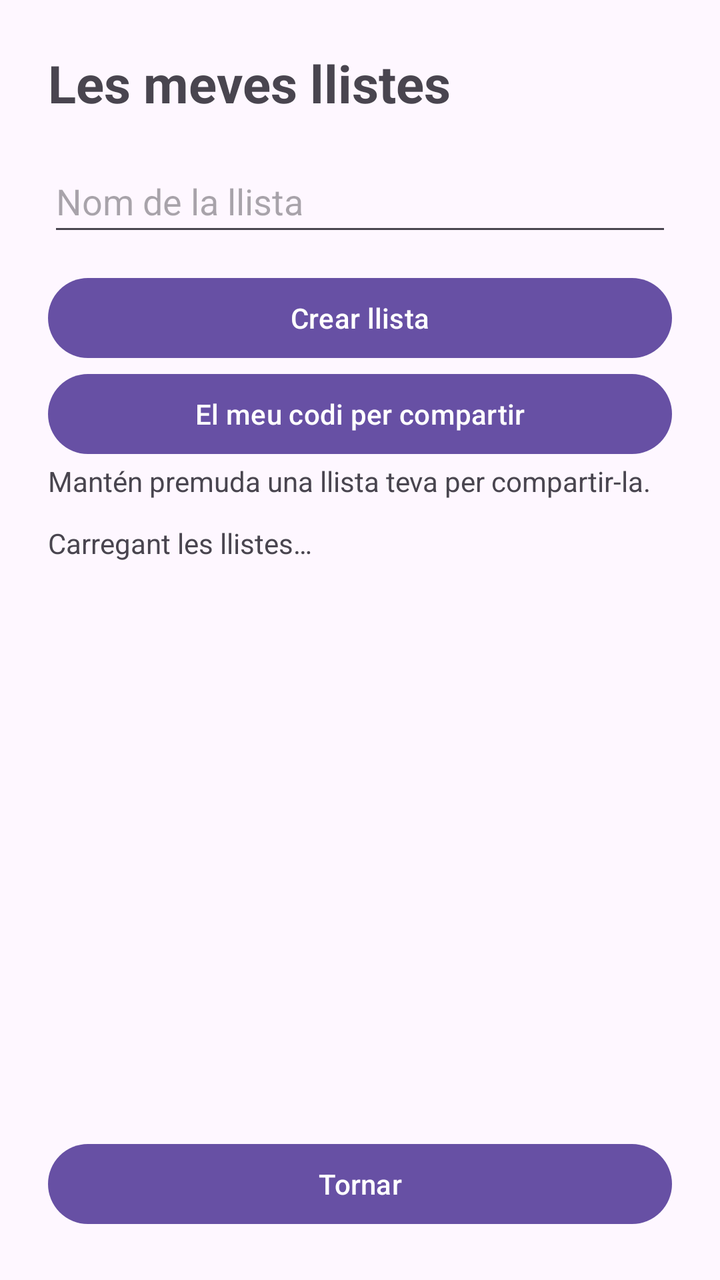
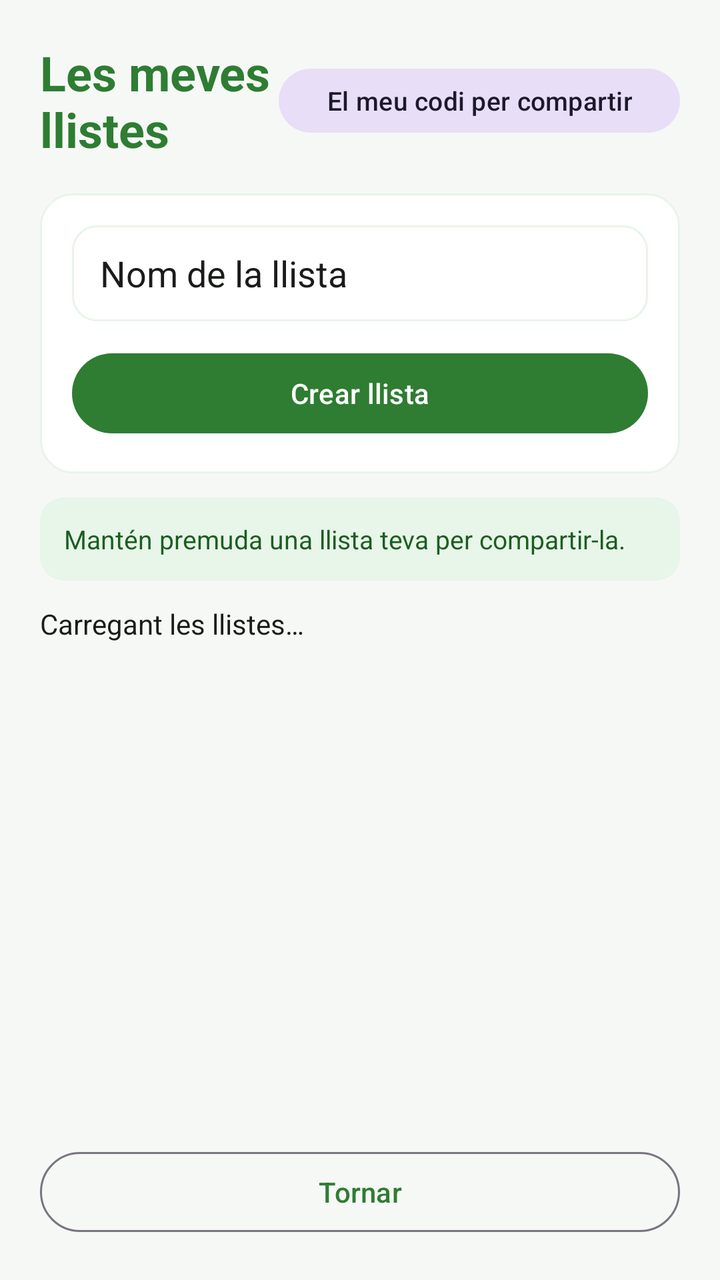

Compare the two renders of this Android layout. The source of the first and the diff that turns it into the second are given below.
<!-- AndroidManifest.xml: application theme Theme.LlistaCompra_Ousama_Aaron -->
<!-- res/layout/activity_llistes.xml -->
<?xml version="1.0" encoding="utf-8"?>
<FrameLayout xmlns:android="http://schemas.android.com/apk/res/android"
    android:id="@+id/arrelLlistes"
    android:layout_width="match_parent"
    android:layout_height="match_parent">

    <LinearLayout
        android:layout_width="match_parent"
        android:layout_height="match_parent"
        android:orientation="vertical"
        android:padding="24dp">

        <TextView
            android:layout_width="match_parent"
            android:layout_height="wrap_content"
            android:text="@string/les_meves_llistes"
            android:textSize="26sp"
            android:textStyle="bold" />

        <EditText
            android:id="@+id/etNomLlista"
            android:layout_width="match_parent"
            android:layout_height="wrap_content"
            android:layout_marginTop="16dp"
            android:hint="@string/nom_llista"
            android:inputType="textCapSentences"
            android:maxLength="80"
            android:minHeight="48dp"
            android:singleLine="true" />

        <Button
            android:id="@+id/btnCrearLlista"
            android:layout_width="match_parent"
            android:layout_height="wrap_content"
            android:layout_marginTop="12dp"
            android:text="@string/crear_llista" />

        <Button
            android:id="@+id/btnMeuCodi"
            android:layout_width="match_parent"
            android:layout_height="wrap_content"
            android:text="@string/compartir_meu_codi" />

        <TextView
            android:layout_width="match_parent"
            android:layout_height="wrap_content"
            android:text="@string/compartir_instruccio" />

        <TextView
            android:id="@+id/tvEstatLlistes"
            android:layout_width="match_parent"
            android:layout_height="wrap_content"
            android:layout_marginTop="12dp"
            android:layout_marginBottom="8dp"
            android:accessibilityLiveRegion="polite"
            android:text="@string/carregant_llistes" />

        <ListView
            android:id="@+id/lvLlistes"
            android:layout_width="match_parent"
            android:layout_height="0dp"
            android:layout_weight="1" />

        <Button
            android:id="@+id/btnTornar"
            android:layout_width="match_parent"
            android:layout_height="wrap_content"
            android:text="@string/tornar" />

    </LinearLayout>
</FrameLayout>
<!-- resources referenced by this layout -->
<resources>
  <string name="carregant_llistes">Carregant les llistes…</string>
  <string name="compartir_instruccio">Mantén premuda una llista teva per compartir-la.</string>
  <string name="compartir_meu_codi">El meu codi per compartir</string>
  <string name="crear_llista">Crear llista</string>
  <string name="les_meves_llistes">Les meves llistes</string>
  <string name="nom_llista">Nom de la llista</string>
  <string name="tornar">Tornar</string>
  <style name="Theme.LlistaCompra_Ousama_Aaron" parent="Base.Theme.LlistaCompra_Ousama_Aaron" />
  <style name="Base.Theme.LlistaCompra_Ousama_Aaron" parent="Theme.Material3.DayNight.NoActionBar">
          
          
      </style>
</resources>

<!-- the commit's change to res/layout/activity_llistes.xml (unified diff, before → after) -->
@@ -2,49 +2,85 @@
 <FrameLayout xmlns:android="http://schemas.android.com/apk/res/android"
     android:id="@+id/arrelLlistes"
     android:layout_width="match_parent"
-    android:layout_height="match_parent">
+    android:layout_height="match_parent"
+    android:background="?android:attr/colorBackground">
 
     <LinearLayout
         android:layout_width="match_parent"
         android:layout_height="match_parent"
         android:orientation="vertical"
-        android:padding="24dp">
+        android:padding="20dp">
 
+        
+        <LinearLayout
+            android:layout_width="match_parent"
+            android:layout_height="wrap_content"
+            android:gravity="center_vertical"
+            android:orientation="horizontal">
+
+            <TextView
+                android:layout_width="0dp"
+                android:layout_height="wrap_content"
+                android:layout_weight="1"
+                android:text="@string/les_meves_llistes"
+                android:textColor="?attr/colorPrimary"
+                android:textSize="24sp"
+                android:textStyle="bold" />
+
+            <Button
+                android:id="@+id/btnMeuCodi"
+                style="@style/Widget.Material3.Button.TonalButton"
+                android:layout_width="wrap_content"
+                android:layout_height="wrap_content"
+                android:minHeight="40dp"
+                android:text="@string/compartir_meu_codi"
+                android:textSize="13sp" />
+        </LinearLayout>
+
+        
+        <LinearLayout
+            android:layout_width="match_parent"
+            android:layout_height="wrap_content"
+            android:layout_marginTop="16dp"
+            android:background="@drawable/bg_card"
+            android:orientation="vertical"
+            android:padding="16dp">
+
+            <EditText
+                android:id="@+id/etNomLlista"
+                android:layout_width="match_parent"
+                android:layout_height="wrap_content"
+                android:background="@drawable/bg_edittext"
+                android:hint="@string/nom_llista"
+                android:inputType="textCapSentences"
+                android:maxLength="80"
+                android:minHeight="48dp"
+                android:paddingHorizontal="14dp"
+                android:paddingVertical="10dp"
+                android:singleLine="true"
+                android:textColor="?attr/colorOnSurface"
+                android:textColorHint="?attr/colorOnSurface" />
+
+            <Button
+                android:id="@+id/btnCrearLlista"
+                style="@style/Widget.Material3.Button"
+                android:layout_width="match_parent"
+                android:layout_height="wrap_content"
+                android:layout_marginTop="12dp"
+                android:minHeight="48dp"
+                android:text="@string/crear_llista" />
+        </LinearLayout>
+
+        
         <TextView
             android:layout_width="match_parent"
             android:layout_height="wrap_content"
-            android:text="@string/les_meves_llistes"
-            android:textSize="26sp"
-            android:textStyle="bold" />
-
-        <EditText
-            android:id="@+id/etNomLlista"
-            android:layout_width="match_parent"
-            android:layout_height="wrap_content"
-            android:layout_marginTop="16dp"
-            android:hint="@string/nom_llista"
-            android:inputType="textCapSentences"
-            android:maxLength="80"
-            android:minHeight="48dp"
-            android:singleLine="true" />
-
-        <Button
-            android:id="@+id/btnCrearLlista"
-            android:layout_width="match_parent"
-            android:layout_height="wrap_content"
             android:layout_marginTop="12dp"
-            android:text="@string/crear_llista" />
-
-        <Button
-            android:id="@+id/btnMeuCodi"
-            android:layout_width="match_parent"
-            android:layout_height="wrap_content"
-            android:text="@string/compartir_meu_codi" />
-
-        <TextView
-            android:layout_width="match_parent"
-            android:layout_height="wrap_content"
-            android:text="@string/compartir_instruccio" />
+            android:background="@drawable/bg_info_box"
+            android:padding="12dp"
+            android:text="@string/compartir_instruccio"
+            android:textColor="?attr/colorOnPrimaryContainer"
+            android:textSize="13sp" />
 
         <TextView
             android:id="@+id/tvEstatLlistes"
@@ -53,18 +89,25 @@
             android:layout_marginTop="12dp"
             android:layout_marginBottom="8dp"
             android:accessibilityLiveRegion="polite"
-            android:text="@string/carregant_llistes" />
+            android:text="@string/carregant_llistes"
+            android:textColor="?attr/colorOnSurface"
+            android:textSize="14sp" />
 
         <ListView
             android:id="@+id/lvLlistes"
             android:layout_width="match_parent"
             android:layout_height="0dp"
-            android:layout_weight="1" />
+            android:layout_weight="1"
+            android:divider="@null"
+            android:dividerHeight="0dp" />
 
         <Button
             android:id="@+id/btnTornar"
+            style="@style/Widget.Material3.Button.OutlinedButton"
             android:layout_width="match_parent"
             android:layout_height="wrap_content"
+            android:layout_marginTop="12dp"
+            android:minHeight="48dp"
             android:text="@string/tornar" />
 
     </LinearLayout>
<!-- resource entries referenced after the edit -->
@@ -1,5 +1,40 @@
 <!-- resources referenced by this layout -->
 <resources>
+  <!-- drawable bg_card (drawable) -->
+  <?xml version="1.0" encoding="utf-8"?>
+  <shape xmlns:android="http://schemas.android.com/apk/res/android"
+      android:shape="rectangle">
+      <solid android:color="?attr/colorSurface" />
+      <corners android:radius="16dp" />
+      <stroke
+          android:width="1dp"
+          android:color="?attr/colorPrimaryContainer" />
+  </shape>
+  <!-- drawable bg_edittext (drawable) -->
+  <?xml version="1.0" encoding="utf-8"?>
+  <selector xmlns:android="http://schemas.android.com/apk/res/android">
+      <item android:state_focused="true">
+          <shape android:shape="rectangle">
+              <solid android:color="?attr/colorSurface" />
+              <corners android:radius="12dp" />
+              <stroke android:width="2dp" android:color="?attr/colorPrimary" />
+          </shape>
+      </item>
+      <item>
+          <shape android:shape="rectangle">
+              <solid android:color="?attr/colorSurface" />
+              <corners android:radius="12dp" />
+              <stroke android:width="1dp" android:color="?attr/colorPrimaryContainer" />
+          </shape>
+      </item>
+  </selector>
+  <!-- drawable bg_info_box (drawable) -->
+  <?xml version="1.0" encoding="utf-8"?>
+  <shape xmlns:android="http://schemas.android.com/apk/res/android"
+      android:shape="rectangle">
+      <solid android:color="?attr/colorPrimaryContainer" />
+      <corners android:radius="12dp" />
+  </shape>
   <string name="carregant_llistes">Carregant les llistes…</string>
   <string name="compartir_instruccio">Mantén premuda una llista teva per compartir-la.</string>
   <string name="compartir_meu_codi">El meu codi per compartir</string>
@@ -9,8 +44,22 @@
   <string name="tornar">Tornar</string>
   <style name="Theme.LlistaCompra_Ousama_Aaron" parent="Base.Theme.LlistaCompra_Ousama_Aaron" />
   <style name="Base.Theme.LlistaCompra_Ousama_Aaron" parent="Theme.Material3.DayNight.NoActionBar">
-          
-          
+          <item name="colorPrimary">@color/green_primary</item>
+          <item name="colorOnPrimary">@color/white</item>
+          <item name="colorPrimaryContainer">@color/green_primary_container</item>
+          <item name="colorOnPrimaryContainer">@color/green_on_primary_container</item>
+          <item name="android:colorBackground">@color/bg_light</item>
+          <item name="colorSurface">@color/surface_light</item>
+          <item name="colorOnSurface">@color/text_primary_light</item>
+          <item name="colorError">@color/error_red</item>
       </style>
+  <color name="green_primary">#2E7D32</color>
+  <color name="white">#FFFFFFFF</color>
+  <color name="green_primary_container">#E8F5E9</color>
+  <color name="green_on_primary_container">#1B5E20</color>
+  <color name="bg_light">#F6F8F6</color>
+  <color name="surface_light">#FFFFFFFF</color>
+  <color name="text_primary_light">#1A1C1A</color>
+  <color name="error_red">#B00020</color>
 </resources>
 
